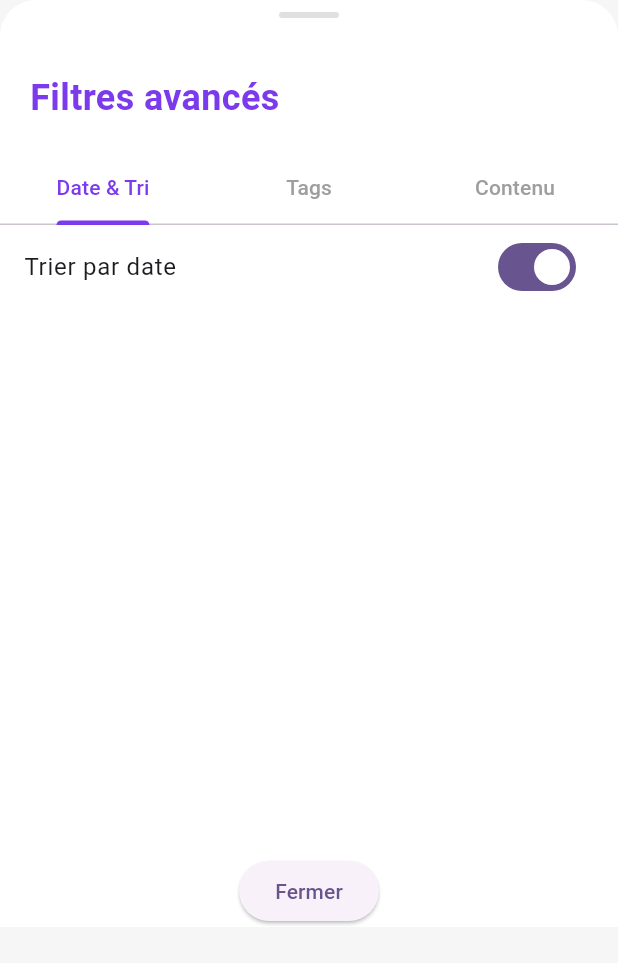
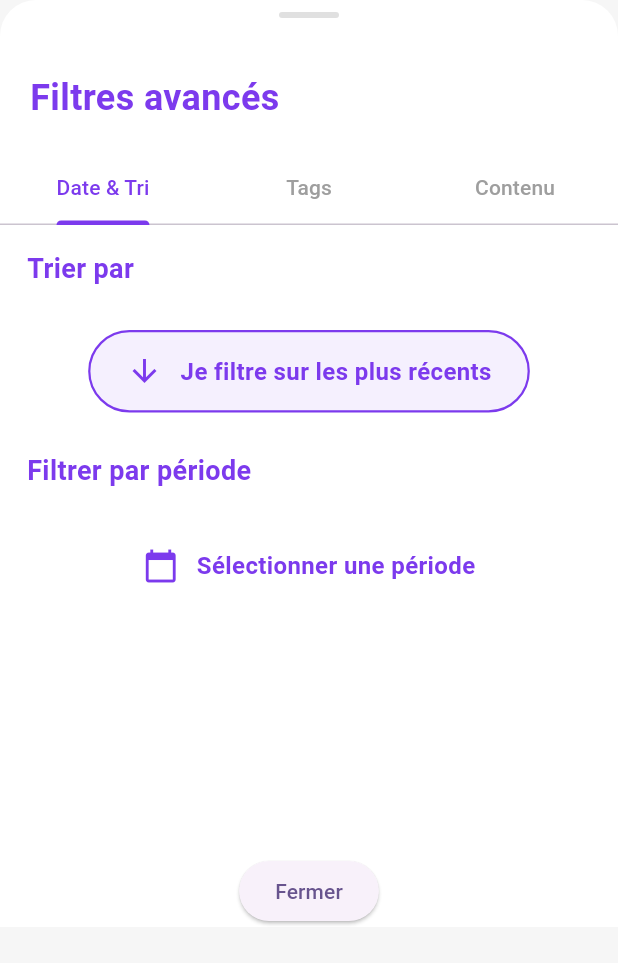
Before and after one commit to Xantos07/Revato, a Flutter app: the FilterPanel widget shown alone on an empty page, opened directly, on a phone screen of 412 x 824 dp. Shown: the top 963 px of the screen. Run offline on Flutter 3.47's test engine with Material 3 defaults, Android fonts, the light colour scheme and no system bars; our stand-ins replace sqflite; accounts and stored records are empty.

Commit message:
✨Date Range

```diff
--- a/revato_app/lib/viewmodel/dream_filter_view_model.dart
+++ b/revato_app/lib/viewmodel/dream_filter_view_model.dart
@@ -60,6 +60,11 @@ class DreamFilterViewModel extends ChangeNotifier {
   bool get hasActiveFilters => _selectedTags.isNotEmpty;
   bool get hasActiveFiltersIncludingSearch =>
       _selectedTags.isNotEmpty || _searchText.isNotEmpty;
+
+  DateTime? _filterStartDate;
+  DateTime? _filterEndDate;
+  DateTime? get filterStartDate => _filterStartDate;
+  DateTime? get filterEndDate => _filterEndDate;
 
   /// **CHARGEMENT DES CATÉGORIES DE TAGS**
   /// Récupère toutes les catégories disponibles depuis le service
@@ -204,4 +209,10 @@ class DreamFilterViewModel extends ChangeNotifier {
     debugPrint('=== FIN FILTRAGE ===');
     return filteredDreams;
   }
+
+  void setFilterPeriod(DateTime? start, DateTime? end) {
+    _filterStartDate = start;
+    _filterEndDate = end;
+    notifyListeners();
+  }
 }
--- a/revato_app/lib/widgets/DreamFilter/filter_panel.dart
+++ b/revato_app/lib/widgets/DreamFilter/filter_panel.dart
@@ -105,7 +105,7 @@ class _FilterPanelState extends State<FilterPanel>
                 child: TabBarView(
                   controller: _tabController,
                   children: [
-                    buildDateTab(vm),
+                    buildDateTab(context, vm),
                     buildTagsTab(vm),
                     buildContentTab(vm),
                   ],
--- a/revato_app/lib/widgets/DreamFilter/tab/filter_date_tab.dart
+++ b/revato_app/lib/widgets/DreamFilter/tab/filter_date_tab.dart
@@ -1,17 +1,127 @@
 import 'package:flutter/material.dart';
 import 'package:revato_app/viewmodel/dream_filter_view_model.dart';
 
-Widget buildDateTab(DreamFilterViewModel vm) {
+Widget buildDateTab(BuildContext context, DreamFilterViewModel vm) {
+  final isRecent = vm.isSortedByDate;
+  final label =
+      isRecent
+          ? 'Je filtre sur les plus récents'
+          : 'Je filtre sur les plus anciens';
+  final icon = isRecent ? Icons.arrow_downward : Icons.arrow_upward;
+
+  // Ajoute ces deux variables dans ton ViewModel pour stocker la période
+  final DateTime? start = vm.filterStartDate;
+  final DateTime? end = vm.filterEndDate;
+
   return Column(
+    crossAxisAlignment: CrossAxisAlignment.start,
     children: [
-      SwitchListTile(
-        title: const Text('Trier par date'),
-        value: vm.isSortedByDate,
-        onChanged: (value) {
-          vm.toggleSortByDate(value);
-        },
+      Padding(
+        padding: const EdgeInsets.symmetric(horizontal: 18, vertical: 16),
+        child: Text(
+          'Trier par',
+          style: TextStyle(
+            fontSize: 18,
+            fontWeight: FontWeight.bold,
+            color: Color(0xFF7C3AED),
+          ),
+        ),
       ),
-      // Autres options de tri...
+      SizedBox(height: 12),
+      Center(
+        child: GestureDetector(
+          onTap: () => vm.toggleSortByDate(!isRecent),
+          child: Container(
+            padding: EdgeInsets.symmetric(horizontal: 24, vertical: 14),
+            decoration: BoxDecoration(
+              color: Color(0xFF7C3AED).withOpacity(0.08),
+              borderRadius: BorderRadius.circular(32),
+              border: Border.all(color: Color(0xFF7C3AED), width: 1.5),
+            ),
+            child: Row(
+              mainAxisSize: MainAxisSize.min,
+              children: [
+                Icon(icon, color: Color(0xFF7C3AED)),
+                SizedBox(width: 12),
+                Text(
+                  label,
+                  style: TextStyle(
+                    fontSize: 16,
+                    color: Color(0xFF7C3AED),
+                    fontWeight: FontWeight.w600,
+                  ),
+                ),
+              ],
+            ),
+          ),
+        ),
+      ),
+      Padding(
+        padding: const EdgeInsets.symmetric(horizontal: 18, vertical: 26),
+        child: Text(
+          'Filtrer par période',
+          style: TextStyle(
+            fontSize: 18,
+            fontWeight: FontWeight.bold,
+            color: Color(0xFF7C3AED),
+          ),
+        ),
+      ),
+      SizedBox(height: 12),
+      Center(
+        child: GestureDetector(
+          onTap: () async {
+            final picked = await showDateRangePicker(
+              context: context,
+              firstDate: DateTime(2000),
+              lastDate: DateTime.now().add(Duration(days: 365)),
+              initialDateRange:
+                  (start != null && end != null)
+                      ? DateTimeRange(start: start, end: end)
+                      : null,
+            );
+            if (picked != null) {
+              vm.setFilterPeriod(picked.start, picked.end);
+            }
+          },
+          child: Row(
+            mainAxisSize: MainAxisSize.min,
+            children: [
+              Icon(Icons.calendar_today, color: Color(0xFF7C3AED)),
+              SizedBox(width: 12),
+              Text(
+                'Sélectionner une période',
+                style: TextStyle(
+                  fontSize: 16,
+                  color: Color(0xFF7C3AED),
+                  fontWeight: FontWeight.w600,
+                ),
+              ),
+            ],
+          ),
+        ),
+      ),
+      if (start != null && end != null)
+        Padding(
+          padding: const EdgeInsets.only(top: 10),
+          child: Center(
+            child: Text(
+              'Du ${_formatDate(start)} au ${_formatDate(end)}',
+              style: TextStyle(
+                fontSize: 15,
+                color: Colors.black87,
+                fontWeight: FontWeight.w500,
+              ),
+            ),
+          ),
+        ),
     ],
   );
 }
+
+// Utilitaire pour formater la date
+String _formatDate(DateTime date) {
+  return "${date.day.toString().padLeft(2, '0')}/"
+      "${date.month.toString().padLeft(2, '0')}/"
+      "${date.year}";
+}
```
